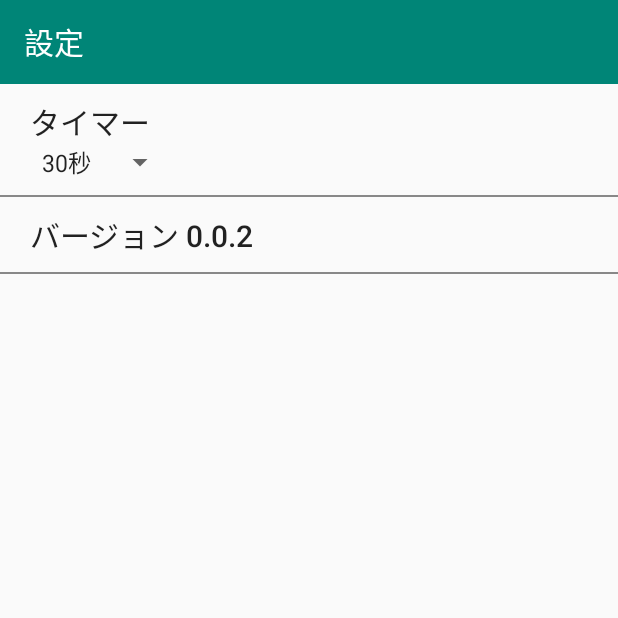
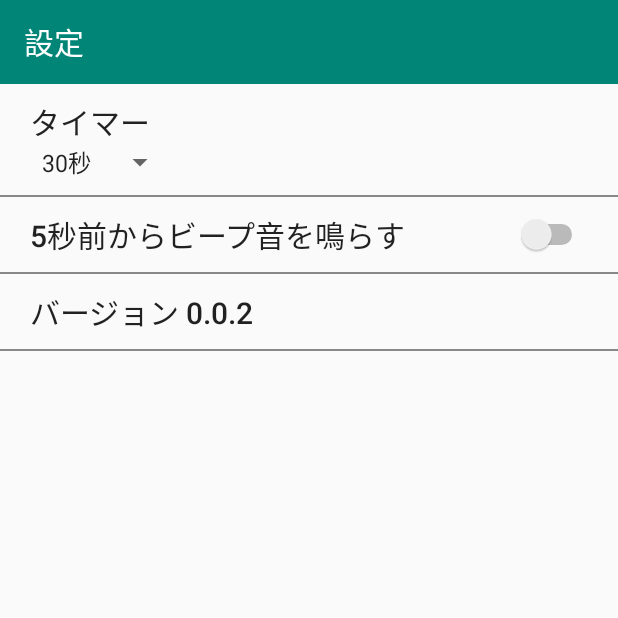
Before and after one commit to keigo-amai/RummiTimer, an Android app: the screen it shows after launch (SettingActivity), in the options menu, after a tap on "Settings", on a phone screen of 412 x 824 dp, the top half of it. Run offline under Robolectric (Android 15) with nearby library versions, the phone set to English and light mode, and no system bars; 11 statements that could not run were skipped.

Commit message:
音がなるようにすることと、その設定画面

```diff
--- a/app/src/main/java/com/amadroid/rammytimer/controllers/fragment/SettingFragment.kt
+++ b/app/src/main/java/com/amadroid/rammytimer/controllers/fragment/SettingFragment.kt
@@ -7,6 +7,7 @@ import android.view.View
 import android.view.ViewGroup
 import android.widget.AdapterView
 import android.widget.ArrayAdapter
+import android.widget.CompoundButton
 import com.amadroid.rammytimer.BuildConfig
 import com.amadroid.rammytimer.R
 import com.amadroid.rammytimer.repositories.SettingManager
@@ -14,18 +15,34 @@ import kotlinx.android.synthetic.main.fragment_setting.*
 
 class SettingFragment : Fragment() {
 
+    private lateinit var settingManager: SettingManager
+
     override fun onCreateView(inflater: LayoutInflater, container: ViewGroup?, savedInstanceState: Bundle?): View? {
         return inflater.inflate(R.layout.fragment_setting, null, false)
     }
 
     override fun onActivityCreated(savedInstanceState: Bundle?) {
         super.onActivityCreated(savedInstanceState)
+        settingManager = SettingManager(activity!!)
+
         initSpinner()
+
+        initBeepSwitch()
+
+        versionText.text = "バージョン ${BuildConfig.VERSION_NAME}"
+    }
+
+    private fun initBeepSwitch() {
+        val shouldBeep = settingManager.shouldBeep
+        beepSwitch.isChecked = shouldBeep
+
+        beepSwitch.setOnCheckedChangeListener { _, isChecked ->
+            settingManager.shouldBeep = isChecked
+            settingManager.apply()
+        }
     }
 
     private fun initSpinner() {
-
-        val settingManager = SettingManager(context!!)
         val period = settingManager.period
 
         val spinnerAdapter = ArrayAdapter.createFromResource(activity, R.array.durations_text, android.R.layout.simple_spinner_item)
@@ -46,7 +63,5 @@ class SettingFragment : Fragment() {
 
             override fun onNothingSelected(parentView: AdapterView<*>?) {}
         }
-
-        versionText.text = "バージョン ${BuildConfig.VERSION_NAME}"
     }
 }
--- a/app/src/main/java/com/amadroid/rammytimer/repositories/Setting.kt
+++ b/app/src/main/java/com/amadroid/rammytimer/repositories/Setting.kt
@@ -19,6 +19,6 @@ class Setting {
     @PrefField
     var period: Int = 1
 
-//    @PrefField
-//    var shouldBeep: Boolean = true
+    @PrefField
+    var shouldBeep: Boolean = true
 }
--- a/app/src/main/java/com/amadroid/rammytimer/view/CounterView.kt
+++ b/app/src/main/java/com/amadroid/rammytimer/view/CounterView.kt
@@ -1,6 +1,8 @@
 package com.amadroid.rammytimer.view
 
 import android.content.Context
+import android.media.AudioManager
+import android.media.ToneGenerator
 import android.os.Handler
 import android.support.design.widget.Snackbar
 import android.util.AttributeSet
@@ -8,6 +10,7 @@ import android.view.LayoutInflater
 import android.widget.FrameLayout
 import com.amadroid.rammytimer.R
 import com.amadroid.rammytimer.repositories.Setting
+import com.amadroid.rammytimer.repositories.SettingManager
 import kotlinx.android.synthetic.main.content_main.view.*
 
 /**
@@ -28,10 +31,23 @@ class CounterView: FrameLayout {
             val timeStr = if (min > 0) String.format("%d:%d", min, time % 60) else "$time"
             counterText.text = timeStr
             countDown()
+
+            if (settingManager.shouldBeep) {
+                if (time == 0) {
+                    toneGenerator.startTone(ToneGenerator.TONE_PROP_BEEP2)
+                } else if (time <= 5) {
+                    toneGenerator.startTone(ToneGenerator.TONE_PROP_BEEP)
+                }
+            }
+
         } else {
             isStarted = false
         }
     }
+
+    private val settingManager: SettingManager
+
+    private val toneGenerator = ToneGenerator(AudioManager.STREAM_SYSTEM, ToneGenerator.MAX_VOLUME)
 
     constructor(context: Context?): super(context)
     constructor(context: Context?, attrs: AttributeSet?): super(context, attrs)
@@ -50,6 +66,8 @@ class CounterView: FrameLayout {
                 Snackbar.make(this, "Count down stop!!", Snackbar.LENGTH_SHORT).show()
             }
         }
+
+        settingManager = SettingManager(context)
     }
 
     internal fun resetCountDown() {
--- a/app/src/main/res/layout/fragment_setting.xml
+++ b/app/src/main/res/layout/fragment_setting.xml
@@ -35,34 +35,34 @@
         android:layout_height="1dp"
         android:background="@color/divider_gray"/>
 
-    <!--<FrameLayout-->
-        <!--android:id="@+id/beep_container"-->
-        <!--android:layout_width="match_parent"-->
-        <!--android:layout_height="wrap_content"-->
-        <!--android:paddingTop="10dp"-->
-        <!--android:paddingBottom="10dp"-->
-        <!--android:paddingLeft="20dp"-->
-        <!--android:paddingRight="20dp">-->
+    <FrameLayout
+        android:id="@+id/beep_container"
+        android:layout_width="match_parent"
+        android:layout_height="wrap_content"
+        android:paddingTop="10dp"
+        android:paddingBottom="10dp"
+        android:paddingLeft="20dp"
+        android:paddingRight="20dp">
 
-        <!--<TextView-->
-            <!--android:layout_width="wrap_content"-->
-            <!--android:layout_height="wrap_content"-->
-            <!--android:layout_gravity="left|center_vertical"-->
-            <!--style="@style/Title"-->
-            <!--android:text="5秒前からビープ音を鳴らす" />-->
+        <TextView
+            android:layout_width="wrap_content"
+            android:layout_height="wrap_content"
+            android:layout_gravity="left|center_vertical"
+            style="@style/Title"
+            android:text="5秒前からビープ音を鳴らす" />
 
-        <!--<Switch-->
-            <!--android:id="@+id/beep_switch"-->
-            <!--android:layout_width="wrap_content"-->
-            <!--android:layout_height="wrap_content"-->
-            <!--android:layout_gravity="right|center_vertical" />-->
+        <Switch
+            android:id="@+id/beepSwitch"
+            android:layout_width="wrap_content"
+            android:layout_height="wrap_content"
+            android:layout_gravity="right|center_vertical" />
 
-    <!--</FrameLayout>-->
+    </FrameLayout>
 
-    <!--<View-->
-        <!--android:layout_width="match_parent"-->
-        <!--android:layout_height="1dp"-->
-        <!--android:background="@color/divider_gray"/>-->
+    <View
+        android:layout_width="match_parent"
+        android:layout_height="1dp"
+        android:background="@color/divider_gray"/>
 
     <LinearLayout
         android:id="@+id/version_container"
```
